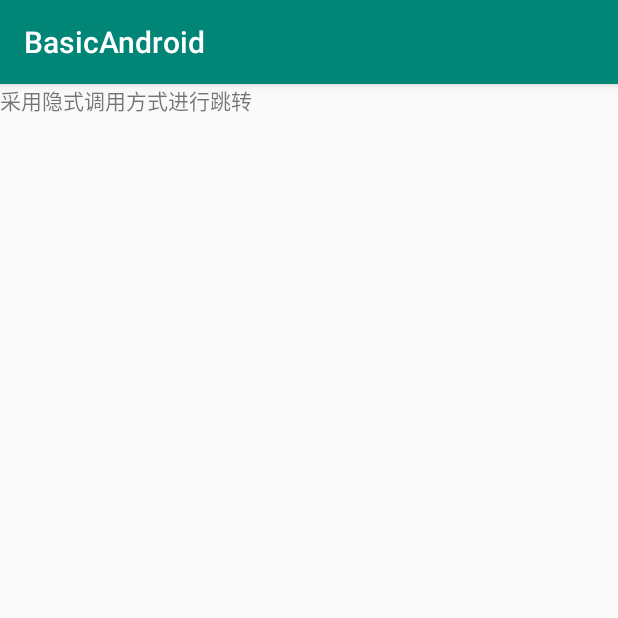
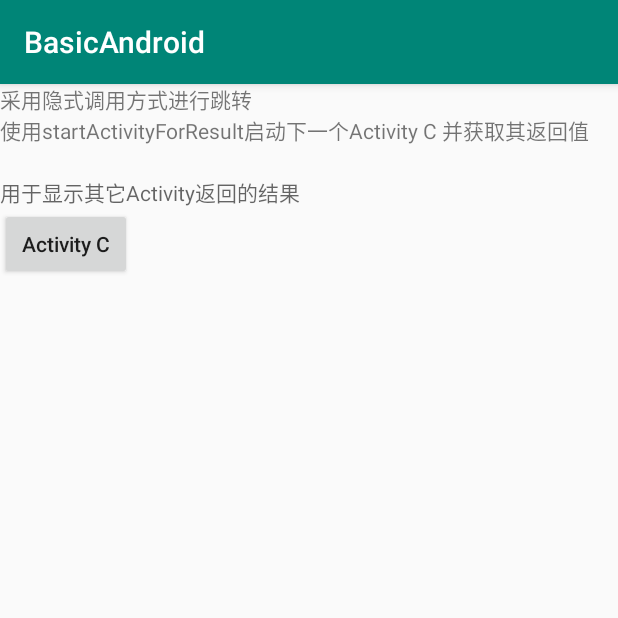
Before and after one commit to Haoqiang-chen/BasicAndroid, an Android app: the BActivity screen opened directly, with no data from a screen before it, on a phone screen of 412 x 824 dp, the top half of it. Run offline under Robolectric (Android 15) with nearby library versions, the phone set to English and light mode, and no system bars.

Commit message:
"添加startActivityForResult启动Activity并获取返回值的示例"

```diff
--- a/app/src/main/AndroidManifest.xml
+++ b/app/src/main/AndroidManifest.xml
@@ -59,7 +59,6 @@
         <activity android:name=".androidactivity.BActivity">
             <intent-filter>
                 <action android:name="activityB_action" />
-
                 <category android:name="acticityB_categories" />
                 <category android:name="android.intent.category.DEFAULT" />
             </intent-filter>
--- a/app/src/main/java/cc/aiknow/basicandroid/androidactivity/BActivity.java
+++ b/app/src/main/java/cc/aiknow/basicandroid/androidactivity/BActivity.java
@@ -1,18 +1,55 @@
 package cc.aiknow.basicandroid.androidactivity;
 
+import android.content.Intent;
 import android.os.Bundle;
+import android.view.View;
+import android.widget.Button;
+import android.widget.TextView;
+import android.widget.Toast;
 
+import androidx.annotation.Nullable;
 import androidx.appcompat.app.AppCompatActivity;
 
 import cc.aiknow.basicandroid.R;
 
 public class BActivity extends AppCompatActivity {
 
+    private Button activityCButton;
+    private TextView activityBResultText;
     @Override
     protected void onCreate(Bundle savedInstanceState) {
         super.onCreate(savedInstanceState);
         setContentView(R.layout.activity_b);
+        initView();
+        initListener();
+    }
+
+    private void initView() {
+        activityCButton = findViewById(R.id.activityCButton);
+        activityBResultText = findViewById(R.id.activityBResultText);
+    }
+
+    private void initListener() {
+        activityCButton.setOnClickListener(new View.OnClickListener() {
+            @Override
+            public void onClick(View v) {
+                Intent intent = new Intent(BActivity.this, CActivity.class);
+                intent.putExtra("B", "使用startActivityForResult启动C");
+                // 采用startActivityForResult
+                startActivityForResult(intent, 311);
+            }
+        });
     }
 
 
+    // 此方法将在Activity重新恢复到resume状态前被调用
+    @Override
+    protected void onActivityResult(int requestCode, int resultCode, @Nullable Intent data) {
+        super.onActivityResult(requestCode, resultCode, data);
+        if (requestCode == 311 && resultCode == 113) {
+            String result = data.getStringExtra("C");
+            activityBResultText.setText(result);
+            Toast.makeText(this, result, Toast.LENGTH_SHORT).show();
+        }
+    }
 }
--- a/app/src/main/java/cc/aiknow/basicandroid/androidbroadcast/MyBroadcastReceiver.kt
+++ b/app/src/main/java/cc/aiknow/basicandroid/androidbroadcast/MyBroadcastReceiver.kt
@@ -16,6 +16,7 @@ class MyBroadcastReceiver : BroadcastReceiver() {
     override fun onReceive(context: Context, intent: Intent) {
         // This method is called when the BroadcastReceiver is receiving an Intent broadcast.
         Toast.makeText(context, "接收到自定义广播：" + intent.getStringExtra("broadcastData"), Toast.LENGTH_SHORT).show()
+        // 用于保证广播接收器在onReceive方法返回后依旧保持活动状态
         val pendingResult = goAsync()
         Thread(object: Runnable{
             override fun run() {
--- a/app/src/main/res/layout/activity_b.xml
+++ b/app/src/main/res/layout/activity_b.xml
@@ -12,7 +12,27 @@
         android:layout_height="wrap_content"
         app:layout_constraintStart_toStartOf="parent"
         app:layout_constraintEnd_toEndOf="parent"
-        android:text="采用隐式调用方式进行跳转"/>
+        app:layout_constraintTop_toTopOf="parent"
+        android:text="采用隐式调用方式进行跳转\n使用startActivityForResult启动下一个Activity C 并获取其返回值"/>
+
+    <TextView
+        android:id="@+id/activityBResultText"
+        android:layout_width="match_parent"
+        android:layout_height="wrap_content"
+        app:layout_constraintTop_toBottomOf="@id/activityBTitle"
+        app:layout_constraintStart_toStartOf="parent"
+        app:layout_constraintEnd_toEndOf="parent"
+        android:layout_marginTop="20dp"
+        android:hint="用于显示其它Activity返回的结果"/>
+
+    <Button
+        android:id="@+id/activityCButton"
+        android:layout_width="wrap_content"
+        android:layout_height="wrap_content"
+        app:layout_constraintTop_toBottomOf="@id/activityBResultText"
+        app:layout_constraintStart_toStartOf="parent"
+        android:text="Activity C"
+        android:textAllCaps="false"/>
 
 
 
```
Also changed, not shown: app/src/main/java/cc/aiknow/basicandroid/androidactivity/CActivity.java (+13 -0 lines).
